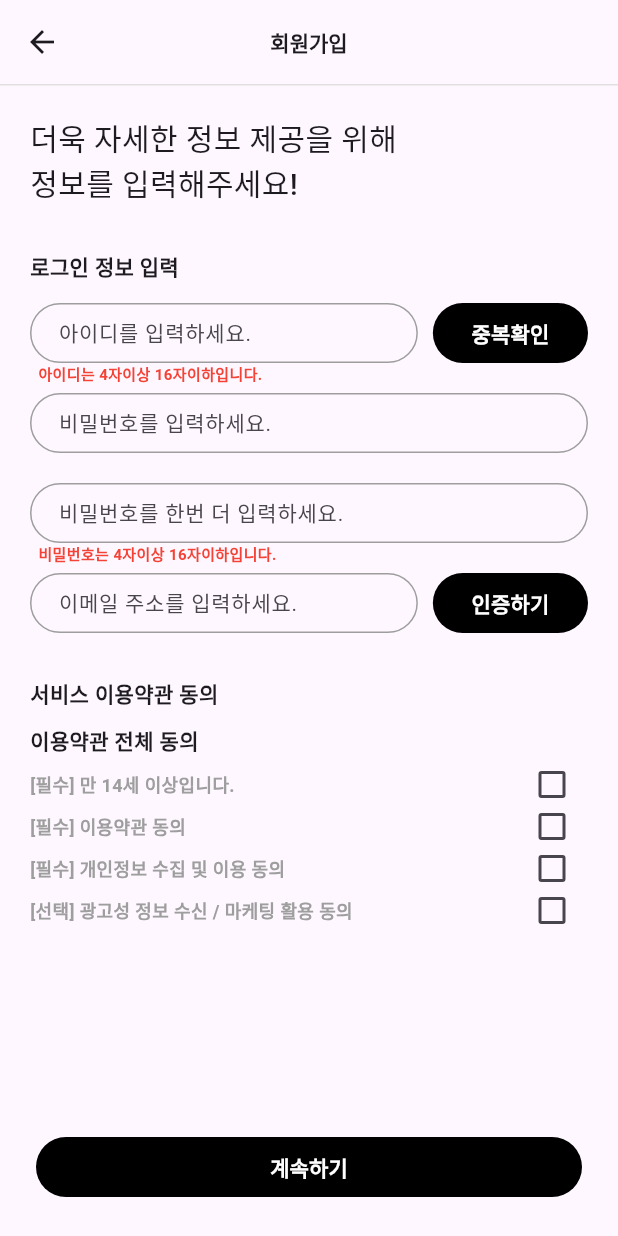
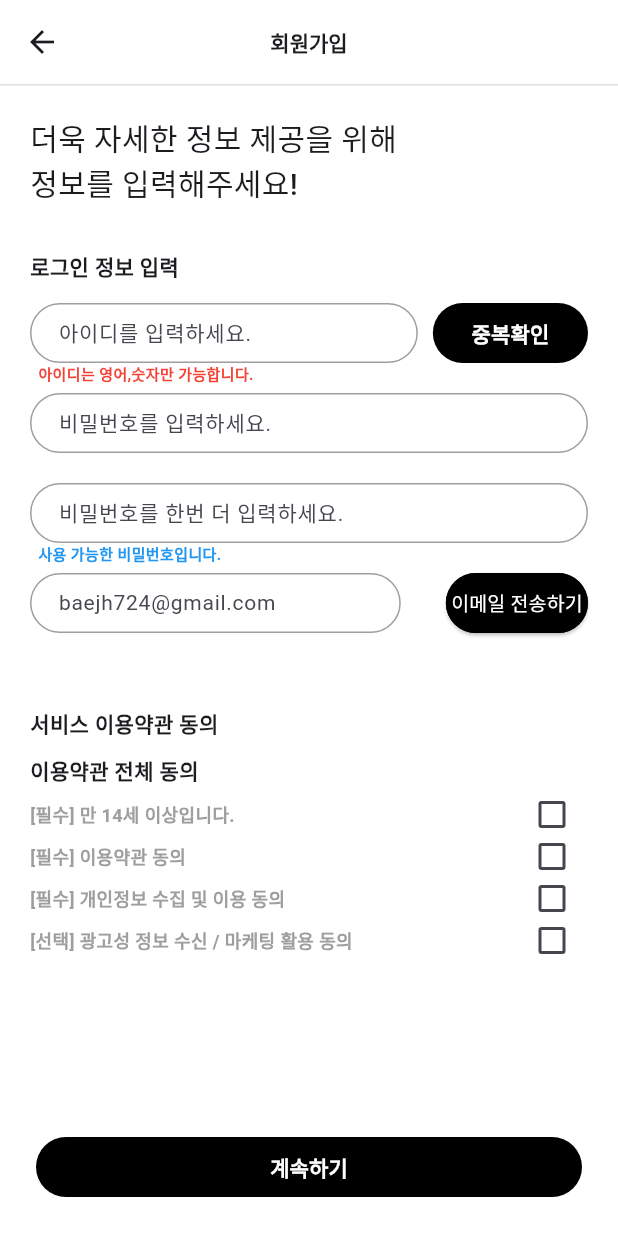
Before and after one commit to team-HHHH/Front2, a Flutter app: the RegisterScreen screen opened directly, after a tap on "중복확인", on a phone screen of 412 x 824 dp. Run offline on Flutter 3.47's test engine with Material 3 defaults, Android fonts, the light colour scheme and no system bars; our stand-ins replace dio, flutter_dotenv, get, get_storage, google_sign_in and 2 more; missing offline and left inert: dart:ffi, flutter_document_scanner, kakao_flutter_sdk; accounts and stored records are empty; network calls fail; Roboto replaces fonts that are missing (Pretendard).

Commit message:
개인정보 수정 완 / Register 중간에 때려침

```diff
--- a/lib/Components/ButtonContainer.dart
+++ b/lib/Components/ButtonContainer.dart
@@ -62,6 +62,7 @@ class _BlueButtonState extends State<BlueButton> {
                 },
                 style: ElevatedButton.styleFrom(
                   padding: const EdgeInsets.all(0.0),
+                  backgroundColor: SSU_BLACK,
                   shape: RoundedRectangleBorder(
                     borderRadius: BorderRadius.circular(25.0),
                     side: const BorderSide(
@@ -75,7 +76,7 @@ class _BlueButtonState extends State<BlueButton> {
                     widget.buttonName,
                     style: const TextStyle(
                         fontSize: 13, // 텍스트 크기
-                        color: SSU_BLACK),
+                        color: Colors.white),
                   ),
                 ),
               ),
@@ -175,6 +176,7 @@ class _BlueButtonEmailState extends State<BlueButtonEmail> {
                 },
                 style: ElevatedButton.styleFrom(
                   padding: const EdgeInsets.all(0.0),
+                  backgroundColor: SSU_BLACK,
                   shape: RoundedRectangleBorder(
                     borderRadius: BorderRadius.circular(25.0),
                     side: const BorderSide(
@@ -188,7 +190,7 @@ class _BlueButtonEmailState extends State<BlueButtonEmail> {
                     widget.buttonName,
                     style: const TextStyle(
                         fontSize: 13, // 텍스트 크기
-                        color: SSU_BLACK),
+                        color: Colors.white),
                   ),
                 ),
               ),
--- a/lib/Controllers/register_controller.dart
+++ b/lib/Controllers/register_controller.dart
@@ -1,10 +1,14 @@
 import 'dart:convert';
+import 'package:flutter/material.dart';
 import 'package:http/http.dart' as http;
 
 import 'package:get/get.dart';
+import 'package:scheduler/Components/Alert.dart';
 import 'package:scheduler/Components/ApiHelper.dart';
 import 'package:scheduler/Components/Reissue.dart';
 import 'package:scheduler/ConfigJH.dart';
+import 'package:scheduler/Controllers/calander_controller.dart';
+import 'package:scheduler/Screens/register_screen.dart';
 
 class RegisterController extends GetxController {
   var enteredId = "".obs;
@@ -59,6 +63,69 @@ class RegisterController extends GetxController {
     return "";
   }
 
+  SizedBox getIdMsgWidget() {
+    Color color = Colors.red;
+    String retString = "";
+    if (enteredId.value.length < 4 || enteredId.value.length > 16) {
+      retString = "  아이디는 4자이상 16자이하입니다.";
+    }
+    // 정규 표현식: 숫자와 영어만 포함되고 특수문자는 없음
+    final RegExp regex = RegExp(r'^[a-zA-Z0-9]+$');
+
+    if (!regex.hasMatch(enteredId.value)) {
+      retString = "  아이디는 영어,숫자만 가능합니다.";
+    }
+
+    print(isDuplicateId.value);
+    if (isDuplicateId.value == "true") {
+      retString = "  이미 존재하는 아이디입니다.";
+    } else if (isDuplicateId.value == "false") {
+      retString = "  사용 가능한 아이디입니다.";
+      color = Colors.blue;
+    }
+    return SizedBox(
+      height: 20,
+      child: Text(
+        retString,
+        style: TextStyle(
+          color: color,
+          fontWeight: FontWeight.bold,
+          fontSize: 10,
+        ),
+      ),
+    );
+  }
+
+  SizedBox getPasswordMsgWidget() {
+    Color color = Colors.red;
+    String retString = "";
+    if (enteredPassword.value.length < 4 ||
+        enteredPassword.value.length > 16 ||
+        enteredPassword2.value.length < 4 ||
+        enteredPassword2.value.length > 16) {
+      retString = "  비밀번호는 4자이상 16자이하입니다.";
+    }
+
+    if (enteredPassword.value != enteredPassword2.value) {
+      retString = "  동일한 비밀번호를 입력해주세요.";
+    } else {
+      retString = "  사용 가능한 비밀번호입니다.";
+      color = Colors.blue;
+    }
+
+    return SizedBox(
+      height: 20,
+      child: Text(
+        retString,
+        style: TextStyle(
+          color: color,
+          fontWeight: FontWeight.bold,
+          fontSize: 10,
+        ),
+      ),
+    );
+  }
+
   String getPasswordMessage() {
     if (enteredPassword.value.length < 4 ||
         enteredPassword.value.length > 16 ||
@@ -91,9 +158,10 @@ class RegisterController extends GetxController {
   }
 
   // ID 중복확인 버튼 터치 시
-  void handleCheckId() async {
+  Future<void> handleCheckId() async {
     final url = Uri.http(SERVER_DOMAIN, "users/check/id");
-    final response = await ssuPost(
+    print(url);
+    final response = await http.post(
       url,
       headers: {
         'Content-Type': 'application/json',
@@ -104,16 +172,14 @@ class RegisterController extends GetxController {
         },
       ),
     );
-    if (response.statusCode == 200) return;
+    if (response.statusCode != 200) return;
     final responseData = ApiHelper(response.body);
     final resultCode = responseData.getResultCode();
     if (resultCode != 200) return;
 
     final resultMessage = responseData.getResultMessage();
-    print(resultMessage);
     final isDuplicated =
-        responseData.getBodyValue("duplicated").toString() == "true";
-
+        responseData.getBodyValueOne("duplicated").toString() == "true";
     isDuplicateId.value = isDuplicated ? "true" : "false";
   }
 
@@ -131,7 +197,7 @@ class RegisterController extends GetxController {
         },
       ),
     );
-    if (response.statusCode == 200) {
+    if (response.statusCode != 200) {
       isReceivedCode.value = false;
       return;
     }
@@ -192,7 +258,7 @@ class RegisterController extends GetxController {
   }
 
   // 계속하기 버튼 터치 시
-  void handleNext() async {
+  void handleNext(BuildContext context) async {
     final url = Uri.http(SERVER_DOMAIN, "/users/register");
     final response = await http.post(
       url,
@@ -211,7 +277,11 @@ class RegisterController extends GetxController {
     final responseData = ApiHelper(response.body);
     final resultCode = responseData.getResultCode();
 
-    if (resultCode != 200) return;
+    if (resultCode != 200) {
+      showAlertDialog(
+          context, responseData.getResultMessage(), const RegisterScreen());
+    }
+    ;
 
     final resultMessage = responseData.getResultMessage();
     print(resultMessage);
--- a/lib/Screens/register_screen.dart
+++ b/lib/Screens/register_screen.dart
@@ -5,9 +5,11 @@ import 'package:flutter/material.dart';
 import 'package:get/get.dart';
 import 'package:get/get_core/src/get_main.dart';
 import 'package:http/http.dart' as http;
+import 'package:scheduler/Components/ButtonContainer.dart';
 import 'package:scheduler/ConfigJH.dart';
 import 'package:scheduler/Controllers/register_controller.dart';
 import 'package:scheduler/Controllers/token_controller.dart';
+import 'package:scheduler/Controllers/userEdit_controller.dart';
 import 'package:scheduler/Screens/register_detail_screen.dart';
 
 class RegisterScreen extends StatefulWidget {
@@ -19,14 +21,36 @@ class RegisterScreen extends StatefulWidget {
 
 class _RegisterScreenState extends State<RegisterScreen> {
   final RegisterController registerController = Get.put(RegisterController());
+  final userCont = Get.put(UserChangeController());
+  String _userEmail = "baejh724@gmail.com";
+  final TextEditingController _newEmailController = TextEditingController();
+  final TextEditingController _newEmailCodeController = TextEditingController();
+
   var _isChecked1 = false;
   var _isChecked2 = false;
   var _isChecked3 = false;
   var _isChecked4 = false;
+
+  String passwordMessage = "";
+  String idMessage = "";
+
+  void updatePasswordMessage() {
+    setState(() {
+      passwordMessage = registerController.getPasswordMessage();
+    });
+  }
+
+  void updateIDMessage() {
+    setState(() {
+      idMessage = registerController.getIdMessage();
+    });
+  }
+
   @override
   Widget build(BuildContext context) {
     return Scaffold(
       floatingActionButtonLocation: FloatingActionButtonLocation.centerFloat,
+      backgroundColor: Colors.white,
       floatingActionButton: Padding(
         padding: const EdgeInsets.symmetric(horizontal: 24, vertical: 10),
         child: SizedBox(
@@ -34,7 +58,7 @@ class _RegisterScreenState extends State<RegisterScreen> {
           height: 40,
           child: TextButton(
             onPressed: () {
-              registerController.handleNext();
+              registerController.handleNext(context);
               Get.to(const RegisterDetailScreen());
             },
             style: TextButton.styleFrom(
@@ -53,6 +77,7 @@ class _RegisterScreenState extends State<RegisterScreen> {
       ),
       appBar: AppBar(
         centerTitle: true,
+        backgroundColor: Colors.white,
         bottom: PreferredSize(
           preferredSize: const Size.fromHeight(1.0), // 구분선의 두께
           child: Divider(
@@ -117,6 +142,7 @@ class _RegisterScreenState extends State<RegisterScreen> {
                           child: TextField(
                             onChanged: (newValue) {
                               registerController.updateId(newValue);
+                              updateIDMessage();
                             },
                             style: const TextStyle(
                               color: Colors.black,
@@ -153,9 +179,10 @@ class _RegisterScreenState extends State<RegisterScreen> {
                         child: SizedBox(
                           height: 40,
                           child: TextButton(
-                            onPressed: () {
+                            onPressed: () async {
                               //_formKey.currentState!.save();
-                              registerController.handleCheckId();
+                              await registerController.handleCheckId();
+                              updateIDMessage();
                             },
                             style: TextButton.styleFrom(
                               splashFactory: NoSplash.splashFactory,
@@ -173,6 +200,8 @@ class _RegisterScreenState extends State<RegisterScreen> {
                       ),
                     ],
                   ),
+                  registerController.getIdMsgWidget(),
+                  /*
                   SizedBox(
                     height: 20,
                     child: Text(
@@ -184,11 +213,13 @@ class _RegisterScreenState extends State<RegisterScreen> {
                       ),
                     ),
                   ),
+                  */
                   SizedBox(
                     height: 40,
                     child: TextFormField(
                       onChanged: (value) {
                         registerController.updatePassword(value);
+                        updatePasswordMessage();
                       },
                       style: const TextStyle(
                         color: Colors.black,
@@ -223,6 +254,7 @@ class _RegisterScreenState extends State<RegisterScreen> {
                     child: TextFormField(
                       onChanged: (value) {
                         registerController.updatePassword2(value);
+                        updatePasswordMessage();
                       },
                       style: const TextStyle(
                         color: Colors.black,
@@ -251,6 +283,32 @@ class _RegisterScreenState extends State<RegisterScreen> {
                       ),
                     ),
                   ),
+                  registerController.getPasswordMsgWidget(),
+                  BlueButtonEmail(
+                    controller: _newEmailController,
+                    controller_check: _newEmailCodeController,
+                    hint_text: _userEmail,
+                    hint_text_code: "인증코드(6자리)",
+                    context: context,
+                    buttonName: "이메일 전송하기",
+                    buttonName_code: "인증하기",
+                    type1: "일치하지 않는 코드입니다",
+                    type2: "인증에 성공하셨습니다",
+                    type3: "이미 존재하는 이메일입니다",
+                    handler: () async {
+                      _newEmailController.text != ""
+                          ? userCont.setEmail(_newEmailController.text)
+                          : userCont.setEmail(_userEmail);
+                      return await userCont.email_sender();
+                    },
+                    send_handler: () async {
+                      registerController.enteredEmail =
+                          RxString(_newEmailCodeController.text);
+                      return await userCont
+                          .email_checker(_newEmailCodeController.text);
+                    },
+                  ),
+                  /*
                   SizedBox(
                     height: 20,
                     child: Text(
@@ -262,6 +320,8 @@ class _RegisterScreenState extends State<RegisterScreen> {
                       ),
                     ),
                   ),
+                  */
+                  /*
                   Row(
                     children: [
                       Expanded(
@@ -308,7 +368,7 @@ class _RegisterScreenState extends State<RegisterScreen> {
                           height: 40,
                           child: TextButton(
                             onPressed: () {
-                              registerController.handleCheckCode();
+                              registerController.handleReciveCode();
                             },
                             style: TextButton.styleFrom(
                               splashFactory: NoSplash.splashFactory,
@@ -326,6 +386,7 @@ class _RegisterScreenState extends State<RegisterScreen> {
                       ),
                     ],
                   ),
+                  */
                   const SizedBox(height: 20),
                   registerController.isReceivedCode.value
                       ? Row(
--- a/lib/Screens/tabbar_screen.dart
+++ b/lib/Screens/tabbar_screen.dart
@@ -4,6 +4,7 @@ import 'package:scheduler/ConfigJH.dart';
 import 'package:scheduler/Screens/alarm_screen.dart';
 import 'package:scheduler/Screens/calander_screen.dart';
 import 'package:scheduler/Screens/post_list_screen.dart';
+import 'package:scheduler/Screens/profile_screen.dart';
 
 class TabBarScreen extends StatelessWidget {
   const TabBarScreen({super.key});
@@ -44,6 +45,10 @@ class TabBarScreen extends StatelessWidget {
             return CupertinoTabView(
               builder: (context) => const AlarmScreen(),
             );
+          case 3:
+            return CupertinoTabView(
+              builder: (context) => const ProfileScreen(),
+            );
           default:
             return Container();
         }
```
Also changed, not shown: lib/Components/UtilityJH.dart (+9 -6 lines), lib/Controllers/userEdit_controller.dart (+5 -7 lines), lib/Screens/passwordEdit_screen.dart (+5 -3 lines), lib/Screens/profileEdit_screen.dart (+5 -3 lines), lib/Screens/profile_screen.dart (+4 -3 lines), lib/Screens/register_detail_screen.dart (+55 -47 lines), 2 other files.
